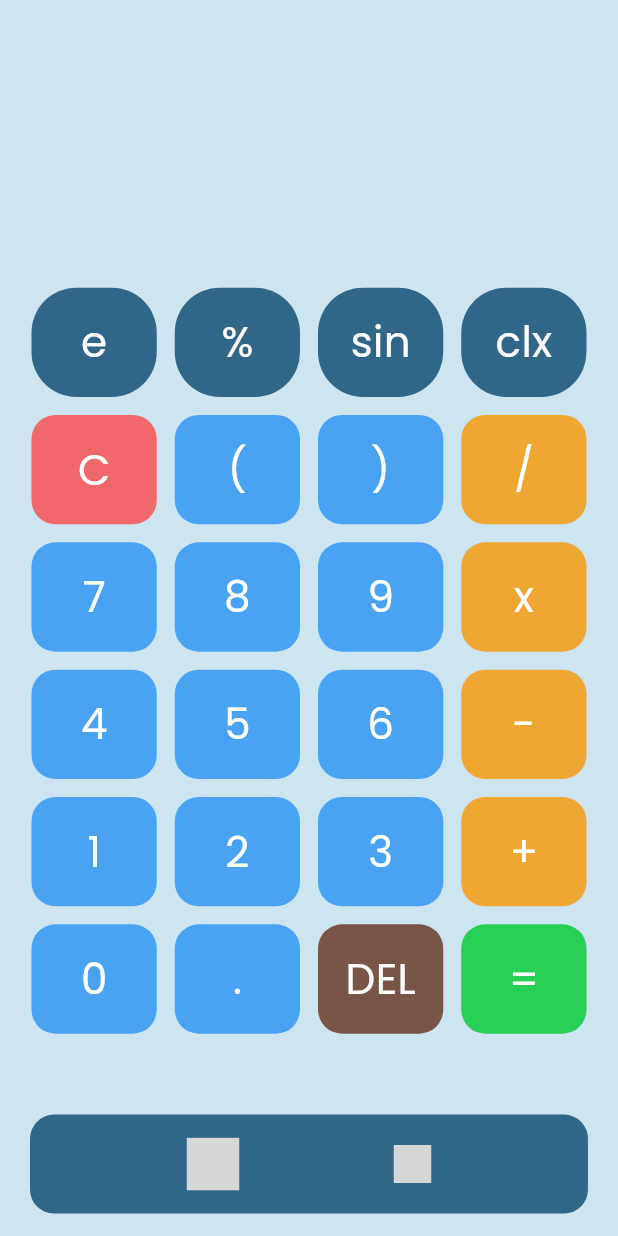
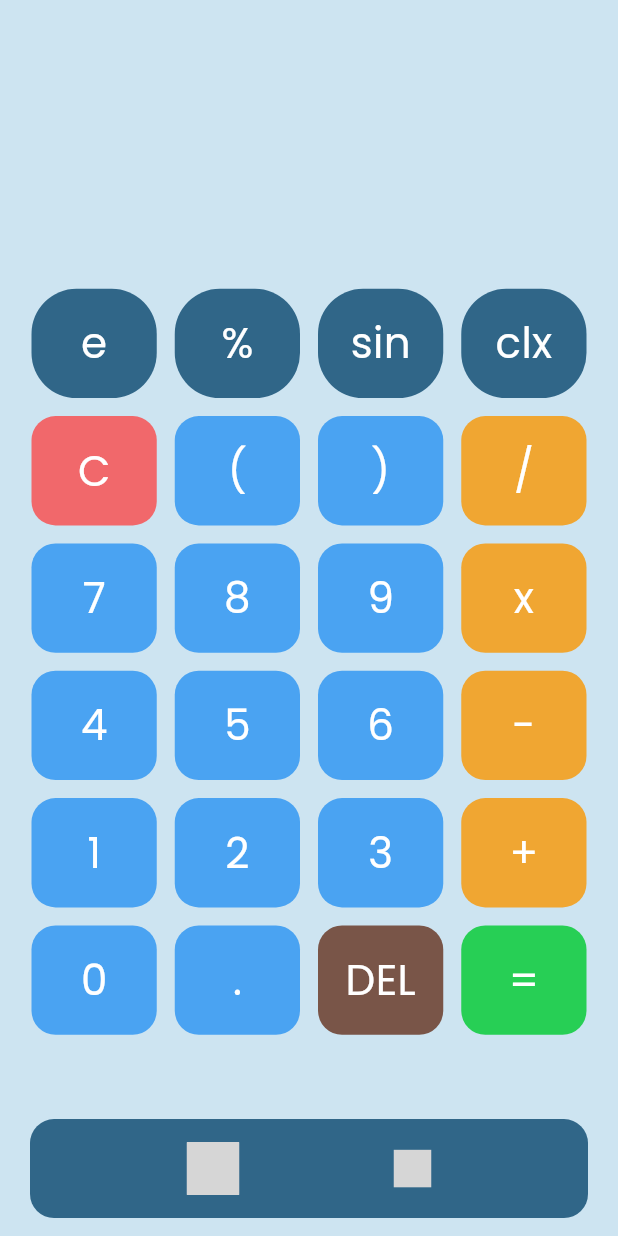
Before and after one commit to ifahadazam/calculator_app, a Flutter app: the Home screen opened directly, on a phone screen of 412 x 824 dp. Run offline on Flutter 3.47's test engine with Material 3 defaults, Android fonts, the phone set to English and light mode, and no system bars; our stand-ins replace animate_do, google_fonts, math_expressions; missing offline and left inert: animate_icons; grey boxes are pictures that could not be loaded.

Commit message:
padding changed

```diff
--- a/lib/home.dart
+++ b/lib/home.dart
@@ -53,7 +53,7 @@ class _HomeState extends State<Home> {
         //   centerTitle: true,
         // ),
         bottomNavigationBar: Padding(
-          padding: const EdgeInsets.only(bottom: 15, right: 20, left: 20),
+          padding: const EdgeInsets.only(bottom: 12, right: 20, left: 20),
           child: Container(
             decoration: BoxDecoration(
               borderRadius: BorderRadius.circular(16),
```
